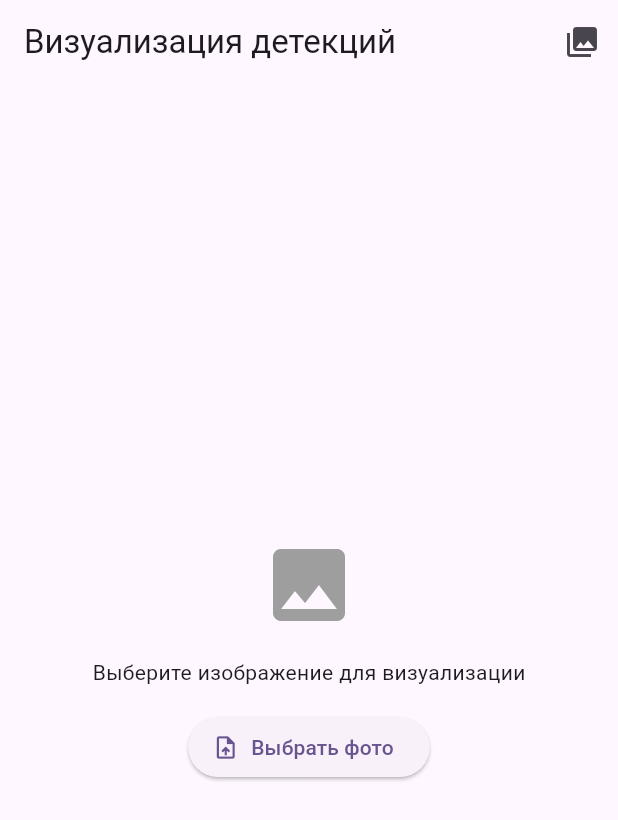
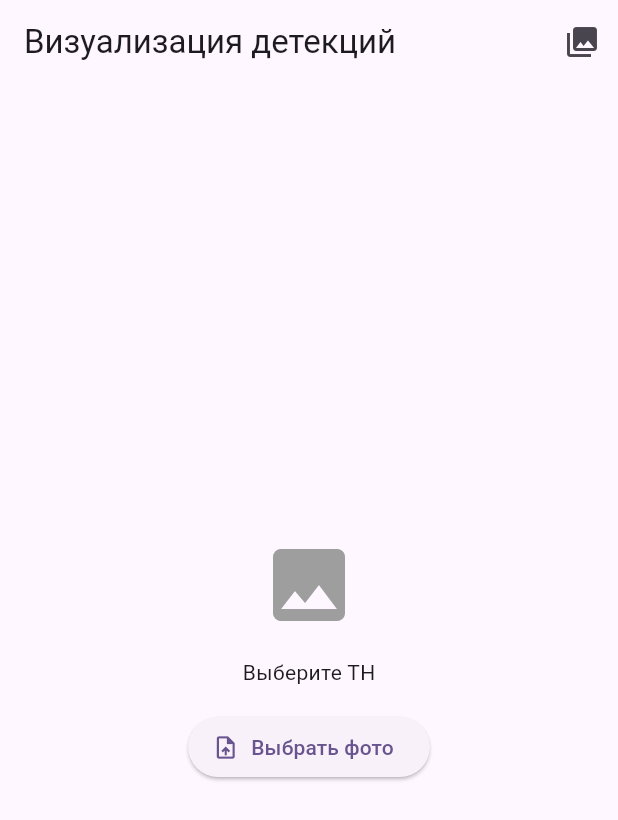
Before and after one commit to CrassAir/models_convertr, a Flutter app: the screen it shows after launch, on a phone screen of 412 x 824 dp. Shown: the top 820 px of the screen. Run offline on Flutter 3.47's test engine with Material 3 defaults, Android fonts, the phone set to English and light mode, and no system bars; our stand-ins replace image_picker; missing offline and left inert: google_mlkit_text_recognition, tflite_flutter.

Commit message:
Refactor OCRService by removing commented-out code and improving image processing parameters. Update UI text in DetectionVisualizerPage for clarity and enhance layout with cross-axis alignment.

```diff
--- a/smart_build_control_pro/lib/view.dart
+++ b/smart_build_control_pro/lib/view.dart
@@ -66,7 +66,7 @@ class _DetectionVisualizerPageState extends State<DetectionVisualizerPage> {
                 children: [
                   Icon(Icons.image, size: 64, color: Colors.grey),
                   SizedBox(height: 16),
-                  Text('Выберите изображение для визуализации'),
+                  Text('Выберите ТН'),
                   SizedBox(height: 16),
                   ElevatedButton.icon(onPressed: _pickAndVisualize, icon: Icon(Icons.upload_file), label: Text('Выбрать фото')),
                 ],
@@ -74,8 +74,9 @@ class _DetectionVisualizerPageState extends State<DetectionVisualizerPage> {
             )
           : ListView(
               children: [
-                InteractiveViewer(minScale: 0.5, maxScale: 4.0, child: Center(child: Image.memory(_visualizedImage!))),
+                InteractiveViewer(minScale: 0.5, scaleEnabled: true, maxScale: 4.0, child: Center(child: Image.memory(_visualizedImage!))),
                 if (waybillData != null) Padding(padding: const EdgeInsets.all(32), child: Column(
+                  crossAxisAlignment: CrossAxisAlignment.start,
                   children: [
                     Text('Document number: ${waybillData?.documentNumber}'),
                     Text('Date: ${waybillData?.date}'),
```
Also changed, not shown: smart_build_control_pro/lib/services/ocr3.dart (+2 -28 lines), 1 other file.
